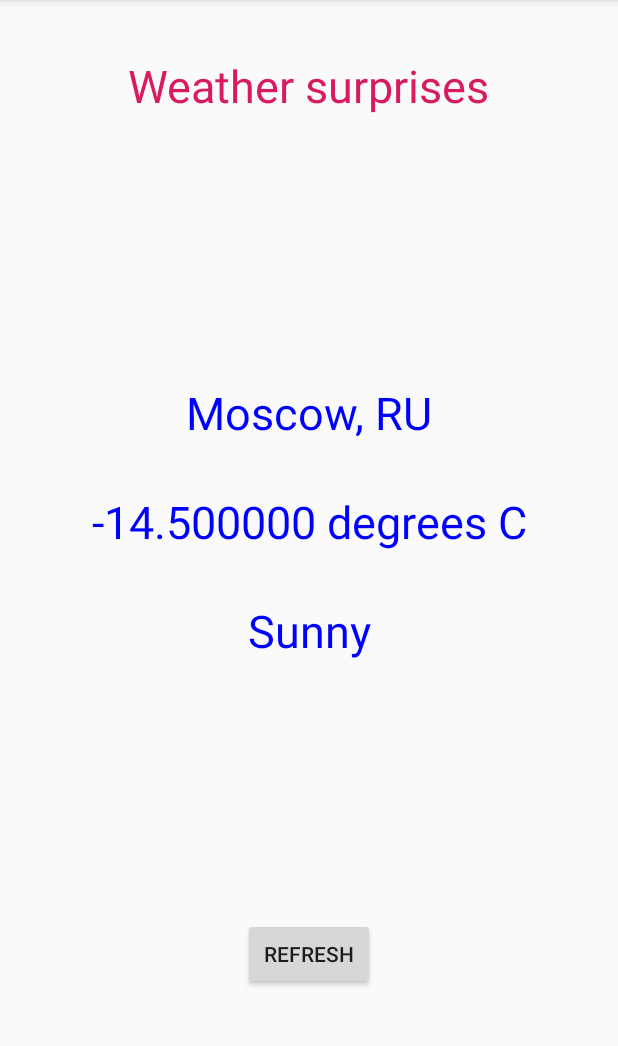
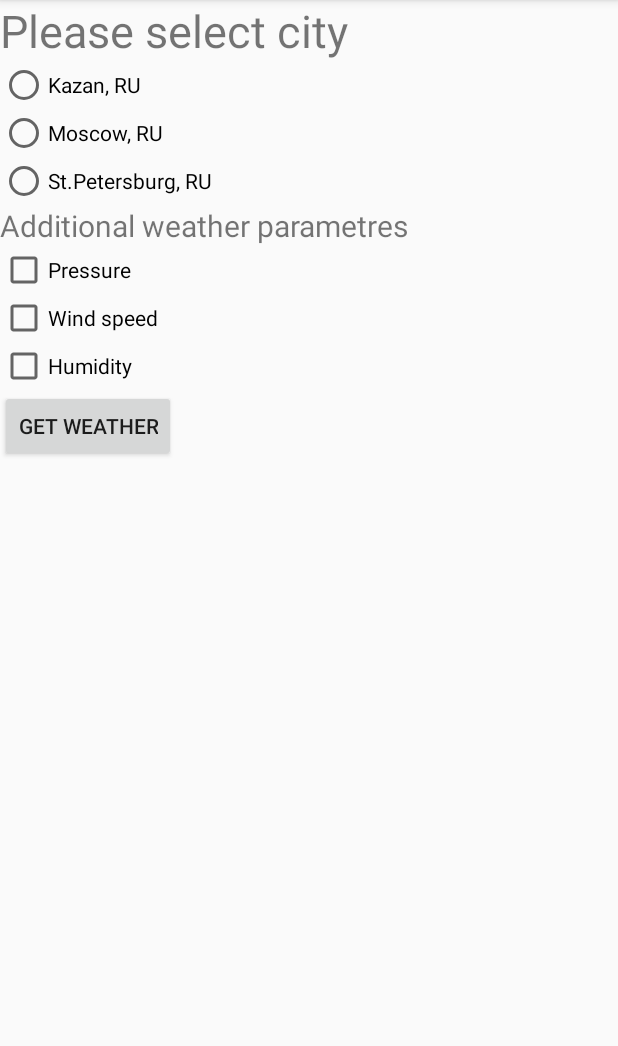
Before and after one commit to siporqueno/android1, an Android app: the screen it shows after launch (MainActivity), on a phone screen of 412 x 824 dp, the part 84-1130 px from its top. Run offline under Robolectric (Android 15) with nearby library versions, the light colour scheme and no system bars.

Commit message:
Added second Activity.
Realized data transfer from Main Activity to Second Activity.

```diff
--- a/app/src/main/AndroidManifest.xml
+++ b/app/src/main/AndroidManifest.xml
@@ -9,6 +9,7 @@
         android:roundIcon="@mipmap/ic_launcher_round"
         android:supportsRtl="true"
         android:theme="@style/AppTheme">
+        <activity android:name=".SecondActivity"></activity>
         <activity android:name=".MainActivity">
             <intent-filter>
                 <action android:name="android.intent.action.MAIN" />
--- a/app/src/main/java/com/example/lessonone/MainActivity.java
+++ b/app/src/main/java/com/example/lessonone/MainActivity.java
@@ -1,39 +1,37 @@
 package com.example.lessonone;
 
+import android.content.Intent;
 import android.os.Bundle;
 import android.support.v7.app.AppCompatActivity;
 import android.view.View;
 import android.widget.Button;
-import android.widget.TextView;
+import android.widget.CheckBox;
+import android.widget.RadioGroup;
 
 public class MainActivity extends AppCompatActivity {
-
-    double temperature;
 
     @Override
     protected void onCreate(Bundle savedInstanceState) {
         super.onCreate(savedInstanceState);
         setContentView(R.layout.activity_main);
+        Button button = findViewById(R.id.button);
+        final RadioGroup rgr = findViewById(R.id.RGR);
+        final CheckBox pr = findViewById(R.id.PR);
+        final CheckBox wd = findViewById(R.id.WD);
+        final CheckBox hm = findViewById(R.id.HM);
+        rgr.clearCheck();
 
-        TextView place = findViewById(R.id.PLACE);
-        place.setText(R.string.city_country);
-
-        TextView T = findViewById(R.id.T);
-        temperature = -14.5;
-        T.setText(getResources().getString(R.string.text_degrees, temperature));
-
-        final TextView WType = findViewById(R.id.W_TYPE);
-        WType.setText(R.string.WT);
-
-
-        final Button button = findViewById(R.id.refresh_button);
-         button.setOnClickListener(new View.OnClickListener() {
-             public void onClick(View v) {
-                 // Code here executes on main thread after user presses button
-                 WType.setText(R.string.weather_update);
-             }
-         });
-
+        button.setOnClickListener(new View.OnClickListener() {
+            @Override
+            public void onClick(View view) {
+                Intent intent = new Intent(MainActivity.this, SecondActivity.class);
+                intent.putExtra("city", rgr.getCheckedRadioButtonId());
+                intent.putExtra("pressure", pr.isChecked());
+                intent.putExtra("wind", wd.isChecked());
+                intent.putExtra("humidity", hm.isChecked());
+                startActivity(intent);
+            }
+        });
 
     }
 }
--- /dev/null
+++ b/app/src/main/java/com/example/lessonone/SecondActivity.java
@@ -0,0 +1,65 @@
+package com.example.lessonone;
+
+import android.content.Intent;
+import android.os.Bundle;
+import android.support.v7.app.AppCompatActivity;
+import android.view.View;
+import android.widget.Button;
+import android.widget.TextView;
+
+public class SecondActivity extends AppCompatActivity {
+
+    double temperature;
+    int city=0;
+
+    @Override
+    protected void onCreate(Bundle savedInstanceState) {
+        super.onCreate(savedInstanceState);
+        setContentView(R.layout.activity_second);
+        Intent intent = getIntent();
+        int city = intent.getIntExtra("city",-1);
+        boolean pressure = intent.getBooleanExtra("pressure", false);
+        boolean wind = intent.getBooleanExtra("wind", false);
+        boolean humidity = intent.getBooleanExtra("humidity", false);
+
+        TextView place = findViewById(R.id.PLACE);
+        switch (city) {
+            case -1: place.setText(""+city+"City is not selected"); break;
+            case 1: place.setText(R.string.kaz); break;
+            case 2: place.setText(R.string.mos); break;
+            case 3: place.setText(R.string.spb); break;
+            default: place.setText("Something went wrong"+city);
+        }
+        // place.setText(""+city);
+
+        TextView T = findViewById(R.id.T);
+        temperature = -14.5;
+        T.setText(getResources().getString(R.string.text_degrees, temperature));
+
+        final TextView WType = findViewById(R.id.W_TYPE);
+        WType.setText(R.string.WT);
+
+        TextView pr2 = findViewById(R.id.PR2);
+        if (pressure) pr2.setVisibility(View.VISIBLE);
+
+        TextView wd2 = findViewById(R.id.WD2);
+        if (wind) wd2.setVisibility(View.VISIBLE);
+
+        TextView hm2 = findViewById(R.id.HM2);
+        if (humidity) hm2.setVisibility(View.VISIBLE);
+
+        Button button2 = findViewById(R.id.back_button);
+        button2.setOnClickListener(new View.OnClickListener() {
+            @Override
+            public void onClick(View view) {
+                Intent intent = new Intent(SecondActivity.this, MainActivity.class);
+                startActivityForResult(intent,0);
+            }
+            /* public void onClick(View v) {
+                 // Code here executes on main thread after user presses button
+                 WType.setText(R.string.weather_update);
+             } */
+         });
+
+    }
+}
--- a/app/src/main/res/layout/activity_main.xml
+++ b/app/src/main/res/layout/activity_main.xml
@@ -1,71 +1,60 @@
 <?xml version="1.0" encoding="utf-8"?>
-<android.support.constraint.ConstraintLayout xmlns:android="http://schemas.android.com/apk/res/android"
-    xmlns:app="http://schemas.android.com/apk/res-auto"
-    xmlns:tools="http://schemas.android.com/tools"
+<LinearLayout xmlns:android="http://schemas.android.com/apk/res/android"
     android:layout_width="match_parent"
     android:layout_height="match_parent"
-    tools:context=".MainActivity">
+    android:orientation="vertical">
 
     <TextView
         android:layout_width="wrap_content"
         android:layout_height="wrap_content"
-        android:text="@string/weath"
-        android:textColor="@color/colorAccent"
-        android:textSize="30sp"
-        app:layout_constraintBottom_toBottomOf="parent"
-        app:layout_constraintLeft_toLeftOf="parent"
-        app:layout_constraintRight_toRightOf="parent"
-        app:layout_constraintTop_toTopOf="parent"
-        app:layout_constraintVertical_bias="0.050" />
+        android:text="Please select city"
+        android:textSize="30sp"/>
+
+    <RadioGroup
+        android:id="@+id/RGR"
+        android:layout_width="wrap_content"
+        android:layout_height="wrap_content">
+
+        <RadioButton
+            android:layout_width="wrap_content"
+            android:layout_height="wrap_content"
+            android:text="@string/kaz"/>
+        <RadioButton
+            android:layout_width="wrap_content"
+            android:layout_height="wrap_content"
+            android:text="@string/mos"/>
+        <RadioButton
+            android:layout_width="wrap_content"
+            android:layout_height="wrap_content"
+            android:text="@string/spb"/>
+    </RadioGroup>
 
     <TextView
-        android:id="@+id/PLACE"
         android:layout_width="wrap_content"
         android:layout_height="wrap_content"
+        android:text="Additional weather parametres"
+        android:textSize="20sp"/>
 
-        android:textColor="@color/colorBlue"
-        android:textSize="30sp"
-        app:layout_constraintBottom_toBottomOf="parent"
-        app:layout_constraintLeft_toLeftOf="parent"
-        app:layout_constraintRight_toRightOf="parent"
-        app:layout_constraintTop_toTopOf="parent"
-        app:layout_constraintVertical_bias="0.350" />
-
-    <TextView
-        android:id="@+id/T"
+    <android.support.v7.widget.AppCompatCheckBox
+        android:id="@+id/PR"
         android:layout_width="wrap_content"
         android:layout_height="wrap_content"
-        android:text="@string/temp"
-        android:textColor="@color/colorBlue"
-        android:textSize="30sp"
-        app:layout_constraintBottom_toBottomOf="parent"
-        app:layout_constraintLeft_toLeftOf="parent"
-        app:layout_constraintRight_toRightOf="parent"
-        app:layout_constraintTop_toTopOf="parent"
-        app:layout_constraintVertical_bias="0.450" />
-
-    <TextView
-        android:id="@+id/W_TYPE"
+        android:text="@string/pr"/>
+    <android.support.v7.widget.AppCompatCheckBox
+        android:id="@+id/WD"
         android:layout_width="wrap_content"
         android:layout_height="wrap_content"
-        android:text="@string/WT"
-        android:textColor="@color/colorBlue"
-        android:textSize="30sp"
-        app:layout_constraintBottom_toBottomOf="parent"
-        app:layout_constraintLeft_toLeftOf="parent"
-        app:layout_constraintRight_toRightOf="parent"
-        app:layout_constraintTop_toTopOf="parent"
-        app:layout_constraintVertical_bias="0.550" />
+        android:text="@string/wd"/>
+    <android.support.v7.widget.AppCompatCheckBox
+        android:id="@+id/HM"
+        android:layout_width="wrap_content"
+        android:layout_height="wrap_content"
+        android:text="@string/hm"/>
 
     <Button
-        android:id="@+id/refresh_button"
+        android:id="@+id/button"
         android:layout_width="wrap_content"
         android:layout_height="wrap_content"
-        android:text="@string/refresh_button_name"
-        app:layout_constraintBottom_toBottomOf="parent"
-        app:layout_constraintLeft_toLeftOf="parent"
-        app:layout_constraintRight_toRightOf="parent"
-        app:layout_constraintTop_toTopOf="parent"
-        app:layout_constraintVertical_bias="0.850" />
+        android:text = "Get Weather"/>
 
-</android.support.constraint.ConstraintLayout>
+</LinearLayout>
--- a/app/src/main/res/values/strings.xml
+++ b/app/src/main/res/values/strings.xml
@@ -6,5 +6,11 @@
     <string name="city_country">Moscow, RU</string>
     <string name="text_degrees">%1$f degrees C</string>
     <string name="weather_update">Snow again</string>
-    <string name="refresh_button_name">Refresh</string>
+    <string name="back_button_name">Back</string>
+    <string name="pr">Pressure</string>
+    <string name="wd">Wind speed</string>
+    <string name="hm">Humidity</string>
+    <string name="kaz">Kazan, RU</string>
+    <string name="mos">Moscow, RU</string>
+    <string name="spb">St.Petersburg, RU</string>
 </resources>
```
